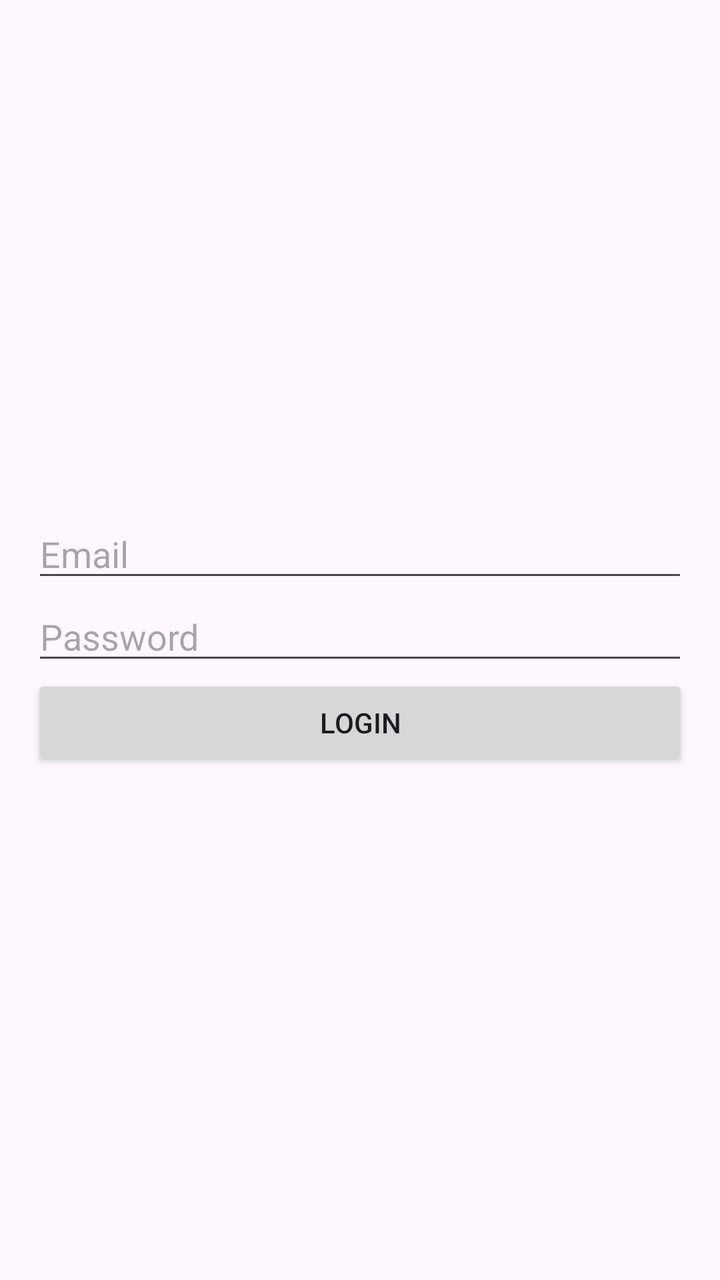
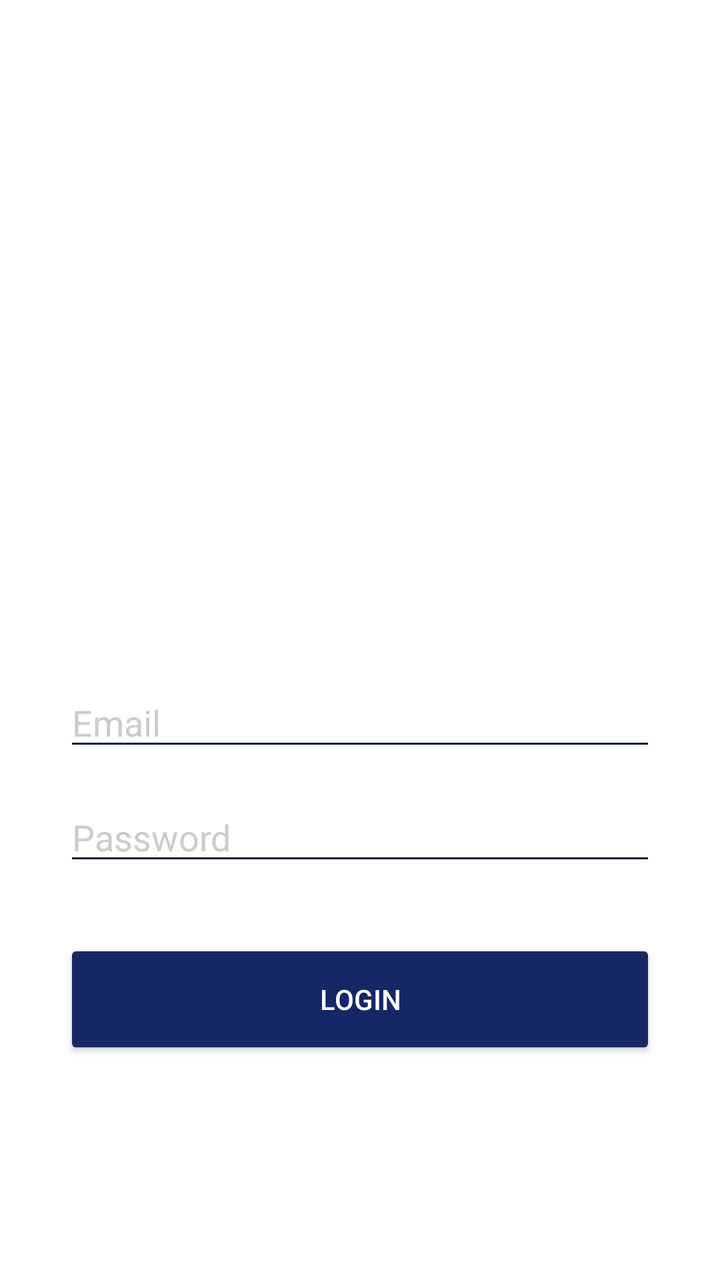

Compare the two renders of this Android layout. The source of the first and the diff that turns it into the second are given below.
<!-- AndroidManifest.xml: application theme Theme.WazeProjectDan -->
<!-- res/layout/activity_login.xml -->
<?xml version="1.0" encoding="utf-8"?>
<androidx.constraintlayout.widget.ConstraintLayout xmlns:android="http://schemas.android.com/apk/res/android"
    xmlns:app="http://schemas.android.com/apk/res-auto"
    xmlns:tools="http://schemas.android.com/tools"
    android:id="@+id/main"
    android:layout_width="match_parent"
    android:layout_height="match_parent"
    tools:context=".login">

    <LinearLayout
        android:layout_width="match_parent"
        android:layout_height="wrap_content"
        android:orientation="vertical"
        android:padding="16dp"
        app:layout_constraintBottom_toBottomOf="parent"
        app:layout_constraintTop_toTopOf="parent">

        <EditText
            android:id="@+id/editTextTextEmailAddress"
            android:layout_width="match_parent"
            android:layout_height="wrap_content"
            android:ems="10"
            android:hint="Email"
            android:inputType="textEmailAddress" />

        <EditText
            android:id="@+id/editTextTextPassword"
            android:layout_width="match_parent"
            android:layout_height="wrap_content"
            android:ems="10"
            android:hint="Password"
            android:inputType="textPassword" />

        <Button
            android:id="@+id/button"
            android:layout_width="match_parent"
            android:layout_height="wrap_content"
            android:text="Login" />
    </LinearLayout>

</androidx.constraintlayout.widget.ConstraintLayout>
<!-- resources referenced by this layout -->
<resources>
  <style name="Theme.WazeProjectDan" parent="Base.Theme.WazeProjectDan" />
  <style name="Base.Theme.WazeProjectDan" parent="Theme.Material3.DayNight.NoActionBar">
          
          
      </style>
</resources>

<!-- the commit's change to res/layout/activity_login.xml (unified diff, before → after) -->
@@ -5,37 +5,59 @@
     android:id="@+id/main"
     android:layout_width="match_parent"
     android:layout_height="match_parent"
+    android:background="@color/white"
     tools:context=".login">
 
+    <ImageView
+        android:id="@+id/logoImageView"
+        android:layout_width="150dp"
+        android:layout_height="150dp"
+        app:tint="@color/dark_blue"
+        app:layout_constraintTop_toTopOf="parent"
+        app:layout_constraintStart_toStartOf="parent"
+        app:layout_constraintEnd_toEndOf="parent"
+        app:layout_constraintBottom_toTopOf="@id/linearLayout" />
+
     <LinearLayout
+        android:id="@+id/linearLayout"
         android:layout_width="match_parent"
         android:layout_height="wrap_content"
         android:orientation="vertical"
-        android:padding="16dp"
+        android:padding="32dp"
         app:layout_constraintBottom_toBottomOf="parent"
-        app:layout_constraintTop_toTopOf="parent">
+        app:layout_constraintTop_toBottomOf="@id/logoImageView">
 
         <EditText
             android:id="@+id/editTextTextEmailAddress"
             android:layout_width="match_parent"
             android:layout_height="wrap_content"
+            android:backgroundTint="@color/dark_blue"
             android:ems="10"
             android:hint="Email"
-            android:inputType="textEmailAddress" />
+            android:inputType="textEmailAddress"
+            android:textColor="@color/dark_blue"
+            android:textColorHint="@color/gray" />
 
         <EditText
             android:id="@+id/editTextTextPassword"
             android:layout_width="match_parent"
             android:layout_height="wrap_content"
+            android:layout_marginTop="16dp"
+            android:backgroundTint="@color/dark_blue"
             android:ems="10"
             android:hint="Password"
-            android:inputType="textPassword" />
+            android:inputType="textPassword"
+            android:textColor="@color/dark_blue"
+            android:textColorHint="@color/gray" />
 
         <Button
             android:id="@+id/button"
             android:layout_width="match_parent"
-            android:layout_height="wrap_content"
-            android:text="Login" />
+            android:layout_height="60dp"
+            android:layout_marginTop="32dp"
+            android:backgroundTint="@color/blue"
+            android:text="Login"
+            android:textColor="@color/white" />
     </LinearLayout>
 
 </androidx.constraintlayout.widget.ConstraintLayout>
<!-- resource entries referenced after the edit -->
@@ -1,9 +1,16 @@
 <!-- resources referenced by this layout -->
 <resources>
+  <color name="blue">#162767</color>
+  <color name="dark_blue">#0D173D</color>
+  <color name="gray">#CCCCCC</color>
+  <color name="white">#FFFFFF</color>
   <style name="Theme.WazeProjectDan" parent="Base.Theme.WazeProjectDan" />
   <style name="Base.Theme.WazeProjectDan" parent="Theme.Material3.DayNight.NoActionBar">
           
-          
+          <item name="colorPrimary">@color/dark_blue</item>
+          <item name="colorPrimaryVariant">@color/blue</item>
+          <item name="android:statusBarColor">@color/white</item>
+          <item name="android:windowLightStatusBar">true</item>
       </style>
 </resources>
 
